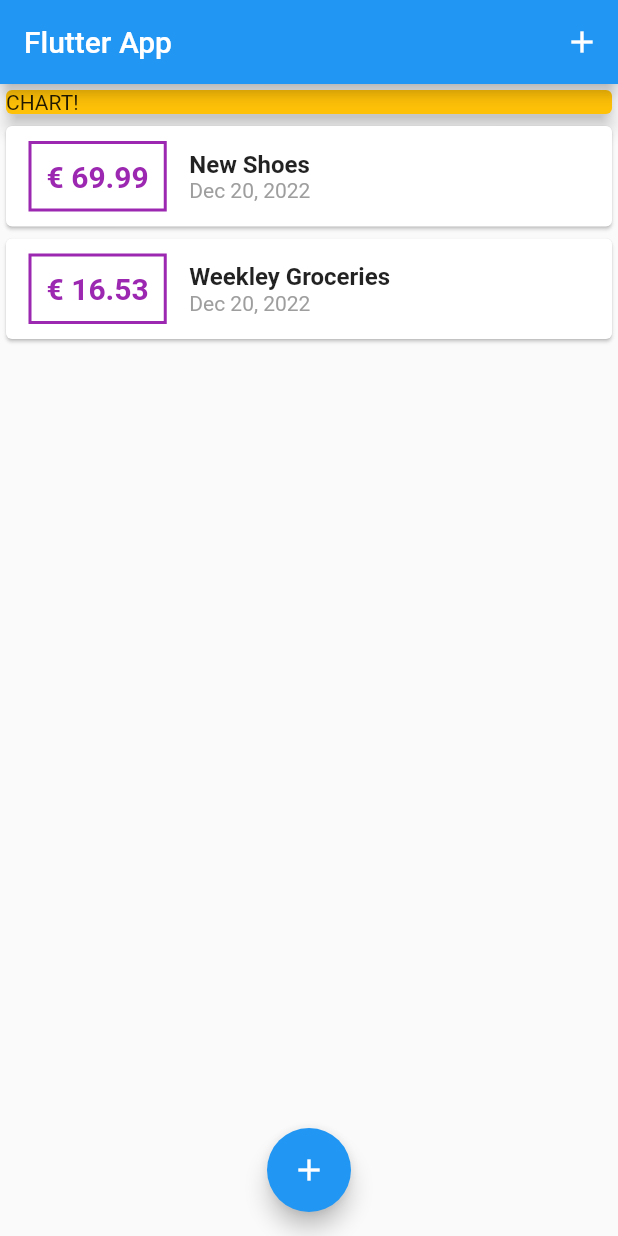
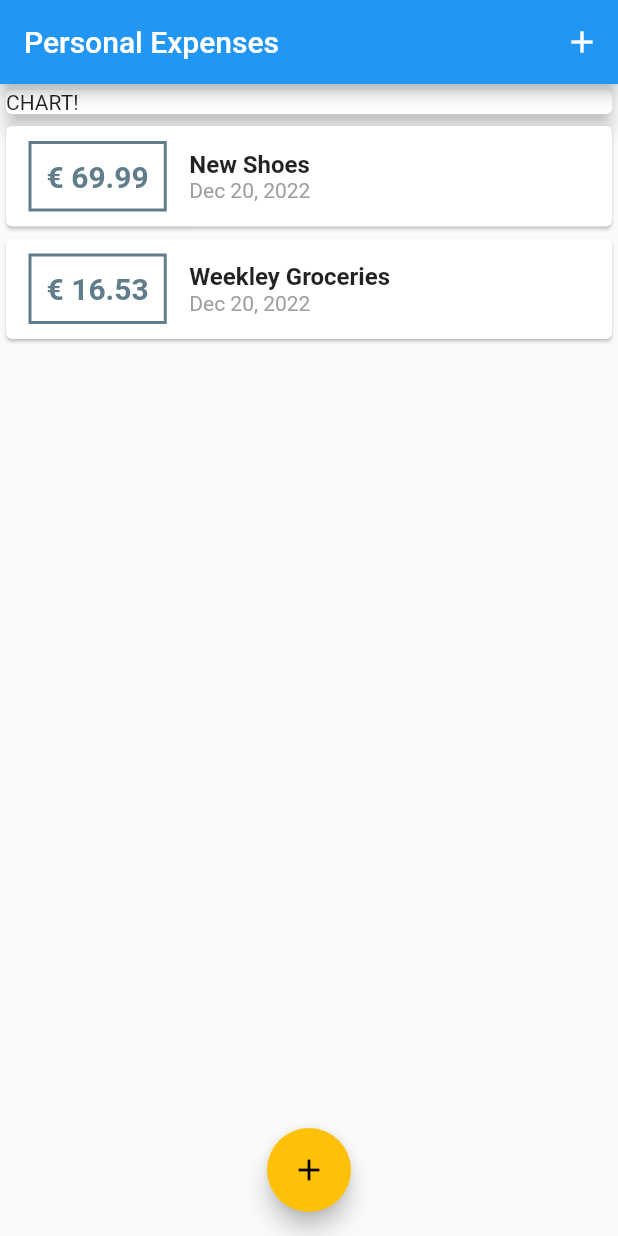
Before and after one commit to airinpopcorn/expenses_project, a Flutter app: the screen it shows after launch, on a phone screen of 412 x 824 dp. Run offline on Flutter 3.47's test engine with Material 2 defaults, Android fonts, the phone set to English and light mode, and no system bars.

Commit message:
Add ThemeData in main file and primary color

```diff
--- a/lib/main.dart
+++ b/lib/main.dart
@@ -1,5 +1,4 @@
 import 'package:flutter/material.dart';
-import 'package:intl/intl.dart';
 import 'models/transaction.dart';
 import './widgets/transaction_list.dart';
 import './widgets/new_transaction.dart';
@@ -10,10 +9,10 @@ class MyApp extends StatelessWidget {
   @override
   Widget build(BuildContext context) {
     return MaterialApp(
-      title: 'Flutter App',
+      title: 'Personal Expenses',
       theme: ThemeData(
-          textButtonTheme: TextButtonThemeData(
-              style: TextButton.styleFrom(foregroundColor: Colors.purple))),
+          primarySwatch: Colors.blueGrey,
+          colorScheme: ColorScheme.fromSwatch(accentColor: Colors.amber)),
       home: MyHomePage(),
     );
   }
@@ -60,7 +59,7 @@ class _MyHomePageState extends State<MyHomePage> {
   Widget build(BuildContext context) {
     return Scaffold(
       appBar: AppBar(
-        title: Text('Flutter App'),
+        title: Text('Personal Expenses'),
         actions: [
           IconButton(
             icon: Icon(Icons.add),
@@ -76,7 +75,6 @@ class _MyHomePageState extends State<MyHomePage> {
             Container(
               width: double.infinity,
               child: Card(
-                color: Colors.amber,
                 child: Container(width: double.infinity, child: Text("CHART!")),
                 elevation: 5,
               ),
--- a/lib/widgets/transaction_list.dart
+++ b/lib/widgets/transaction_list.dart
@@ -19,7 +19,7 @@ class TransactionList extends StatelessWidget {
                     margin: EdgeInsets.symmetric(vertical: 10, horizontal: 15),
                     decoration: BoxDecoration(
                       border: Border.all(
-                        color: Colors.purple,
+                        color: Theme.of(context).primaryColor,
                         width: 2,
                       ),
                     ),
@@ -29,7 +29,7 @@ class TransactionList extends StatelessWidget {
                         style: TextStyle(
                             fontWeight: FontWeight.bold,
                             fontSize: 20,
-                            color: Colors.purple)),
+                            color: Theme.of(context).primaryColor)),
                   ),
                   Column(
                     crossAxisAlignment: CrossAxisAlignment.start,
```
Also changed, not shown: 1 other file.
